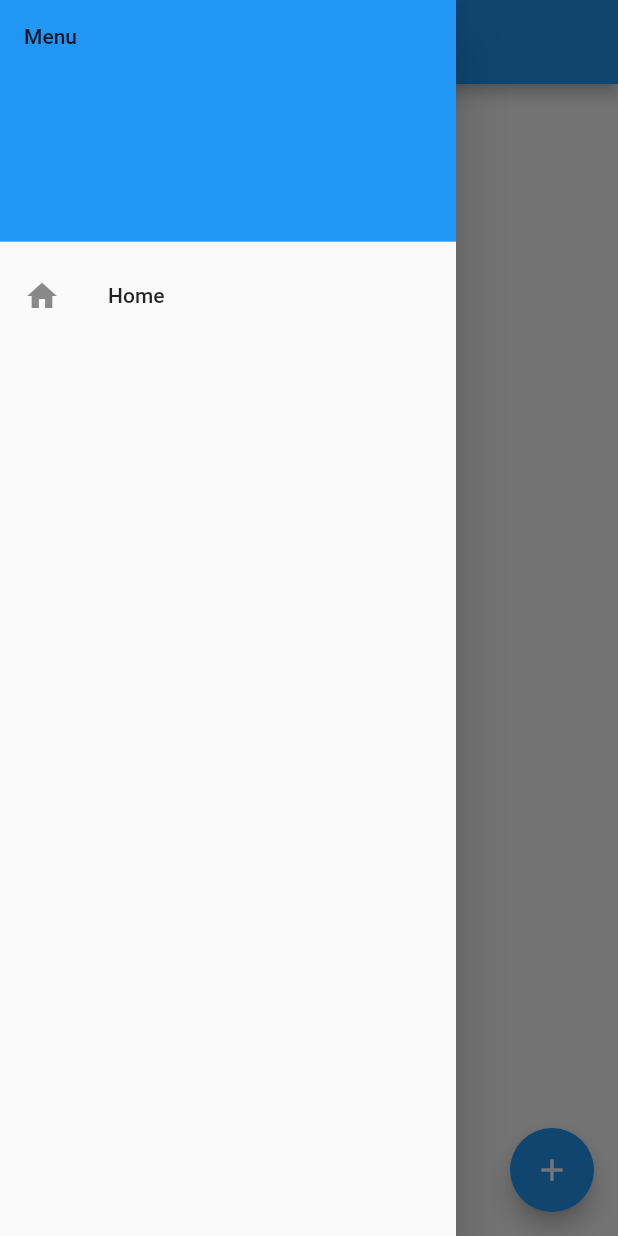
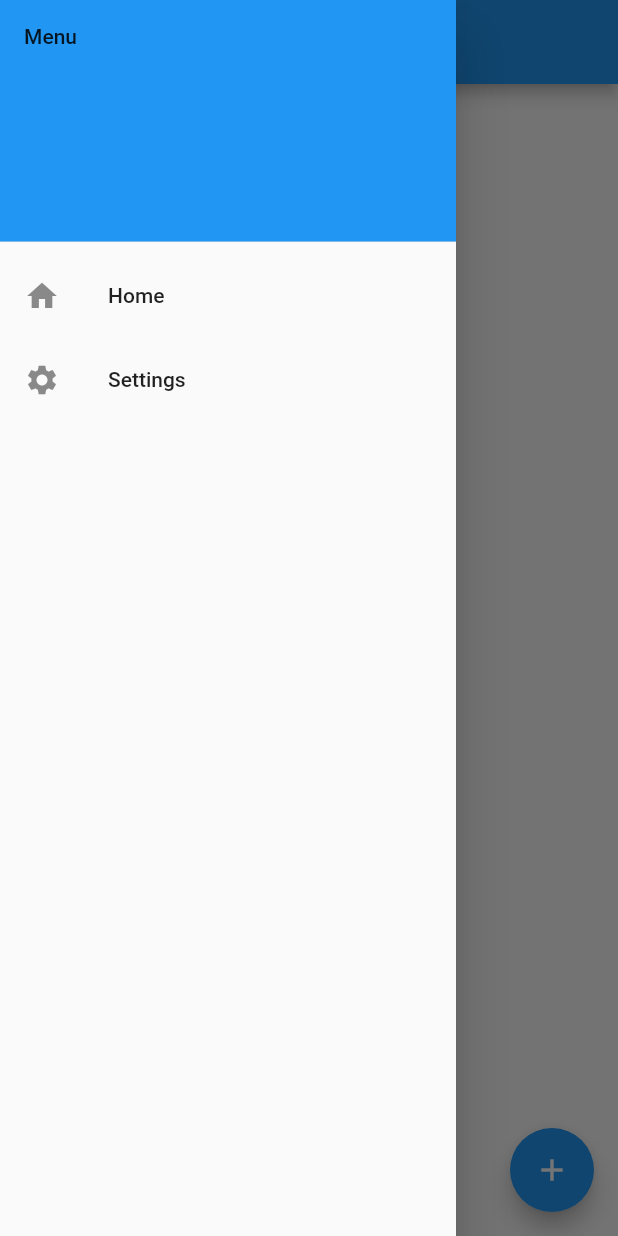
Before and after one commit to hegeds/digital_library, a Flutter app: the screen it shows after launch, with the side drawer open, on a phone screen of 412 x 824 dp. Run offline on Flutter 3.47's test engine with Material 2 defaults, Android fonts, the phone set to English and light mode, and no system bars; missing offline and left inert: flutter_barcode_scanner.

Commit message:
feat(settings): Create settings page

```diff
--- a/lib/navbar.dart
+++ b/lib/navbar.dart
@@ -18,6 +18,13 @@ class NavDrawer extends Drawer {
                     Navigator.pushNamed(context, '/');
                   },
                 ),
+                ListTile(
+                  leading: const Icon(Icons.settings),
+                  title: const Text('Settings'),
+                  onTap: () {
+                    Navigator.pushNamed(context, '/settings');
+                  },
+                ),
               ],
             ));
 }
```
Also changed, not shown: lib/settings.dart (added, +22 -0 lines).
